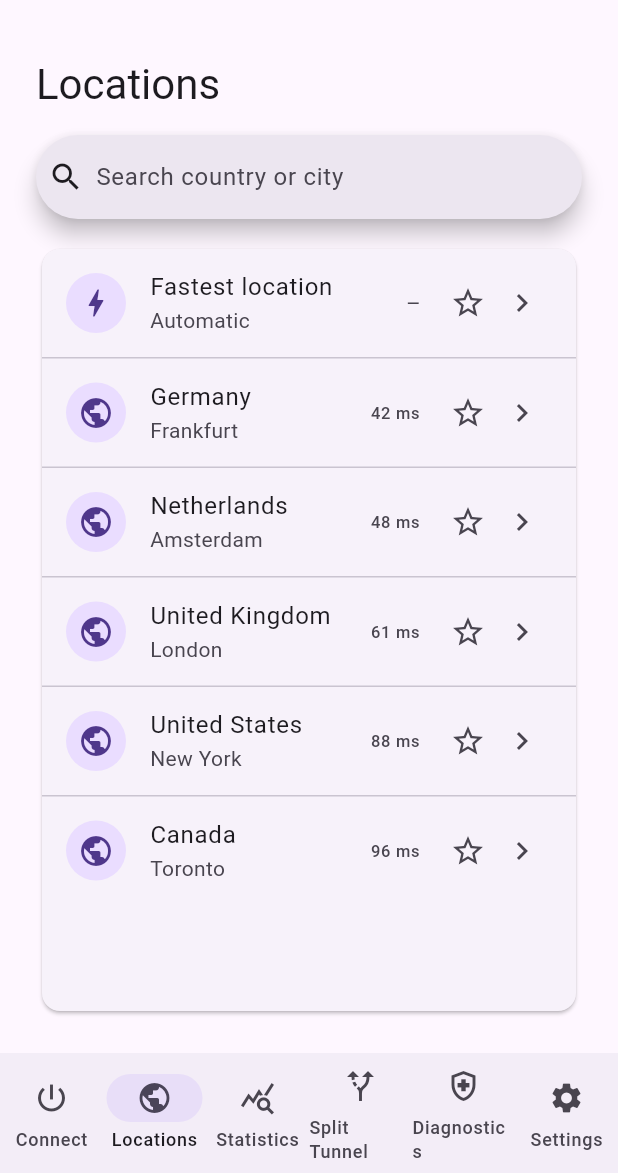
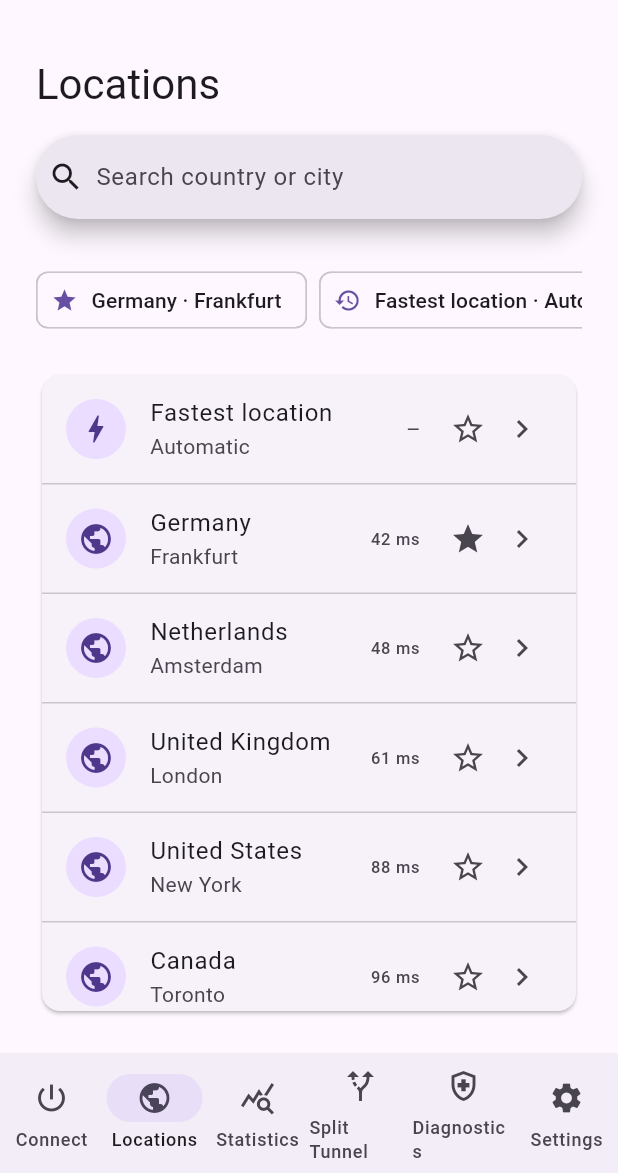
Before and after one commit to MilMit/ikev2-linux-for-surfshark, a Flutter app: the screen it shows after launch, item 2 of the bottom bar chosen, after a tap on "Fastest location", on a phone screen of 412 x 824 dp, the part 63-1236 px from its top. Run offline on Flutter 3.47's test engine with Material 3 defaults, Android fonts, the phone set to English and light mode, and no system bars; our stand-ins replace flutter_riverpod.

Commit message:
feat(flutter): add favorites and recent locations state

```diff
--- a/apps/flutter/lib/features/locations/locations_page.dart
+++ b/apps/flutter/lib/features/locations/locations_page.dart
@@ -9,6 +9,8 @@ class LocationsPage extends StatefulWidget {
 
 class _LocationsPageState extends State<LocationsPage> {
   final controller = TextEditingController();
+  final favorites = <String>{'Germany|Frankfurt'};
+  final recent = <String>[];
 
   static const locations = [
     ('Fastest location', 'Automatic', '—'),
@@ -25,12 +27,35 @@ class _LocationsPageState extends State<LocationsPage> {
     super.dispose();
   }
 
+  String keyFor((String, String, String) item) => '${item.$1}|${item.$2}';
+
+  void toggleFavorite((String, String, String) item) {
+    final key = keyFor(item);
+    setState(() {
+      favorites.contains(key) ? favorites.remove(key) : favorites.add(key);
+    });
+  }
+
+  void markRecent((String, String, String) item) {
+    final key = keyFor(item);
+    setState(() {
+      recent.remove(key);
+      recent.insert(0, key);
+      if (recent.length > 5) recent.removeLast();
+    });
+  }
+
   @override
   Widget build(BuildContext context) {
     final query = controller.text.trim().toLowerCase();
     final filtered = locations.where((item) {
       return item.$1.toLowerCase().contains(query) || item.$2.toLowerCase().contains(query);
     }).toList();
+
+    final favoriteItems = locations.where((item) => favorites.contains(keyFor(item))).toList();
+    final recentItems = recent
+        .map((key) => locations.firstWhere((item) => keyFor(item) == key))
+        .toList();
 
     return SafeArea(
       child: Padding(
@@ -49,7 +74,37 @@ class _LocationsPageState extends State<LocationsPage> {
                   leading: const Icon(Icons.search),
                   onChanged: (_) => setState(() {}),
                 ),
-                const SizedBox(height: 16),
+                if (favoriteItems.isNotEmpty || recentItems.isNotEmpty) ...[
+                  const SizedBox(height: 16),
+                  SizedBox(
+                    height: 76,
+                    child: ListView(
+                      scrollDirection: Axis.horizontal,
+                      children: [
+                        for (final item in favoriteItems)
+                          Padding(
+                            padding: const EdgeInsetsDirectional.only(end: 8),
+                            child: ActionChip(
+                              avatar: const Icon(Icons.star, size: 18),
+                              label: Text('${item.$1} · ${item.$2}'),
+                              onPressed: () => markRecent(item),
+                            ),
+                          ),
+                        for (final item in recentItems)
+                          if (!favorites.contains(keyFor(item)))
+                            Padding(
+                              padding: const EdgeInsetsDirectional.only(end: 8),
+                              child: ActionChip(
+                                avatar: const Icon(Icons.history, size: 18),
+                                label: Text('${item.$1} · ${item.$2}'),
+                                onPressed: () => markRecent(item),
+                              ),
+                            ),
+                      ],
+                    ),
+                  ),
+                ],
+                const SizedBox(height: 8),
                 Expanded(
                   child: Card(
                     clipBehavior: Clip.antiAlias,
@@ -58,8 +113,9 @@ class _LocationsPageState extends State<LocationsPage> {
                       separatorBuilder: (_, __) => const Divider(height: 1),
                       itemBuilder: (context, index) {
                         final item = filtered[index];
+                        final isFavorite = favorites.contains(keyFor(item));
                         return ListTile(
-                          leading: CircleAvatar(child: Icon(index == 0 ? Icons.bolt : Icons.public)),
+                          leading: CircleAvatar(child: Icon(item.$1 == 'Fastest location' ? Icons.bolt : Icons.public)),
                           title: Text(item.$1),
                           subtitle: Text(item.$2),
                           trailing: Row(
@@ -68,14 +124,14 @@ class _LocationsPageState extends State<LocationsPage> {
                               Text(item.$3),
                               const SizedBox(width: 8),
                               IconButton(
-                                tooltip: 'Favorite',
-                                onPressed: () {},
-                                icon: const Icon(Icons.star_border),
+                                tooltip: isFavorite ? 'Remove favorite' : 'Favorite',
+                                onPressed: () => toggleFavorite(item),
+                                icon: Icon(isFavorite ? Icons.star : Icons.star_border),
                               ),
                               const Icon(Icons.chevron_right),
                             ],
                           ),
-                          onTap: () {},
+                          onTap: () => markRecent(item),
                         );
                       },
                     ),
```
